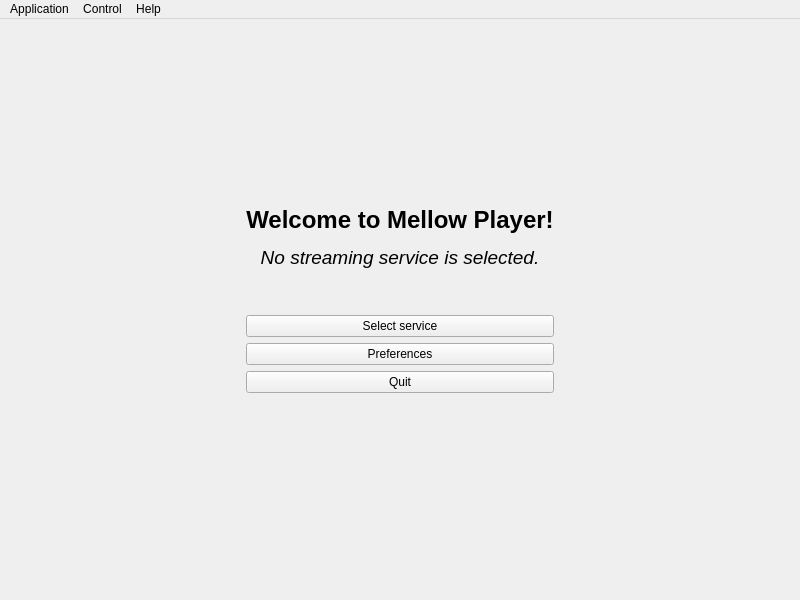
Above: forms/main_window.ui from ColinDuquesnoy/MellowPlayer before the change. Below: the same form after it.
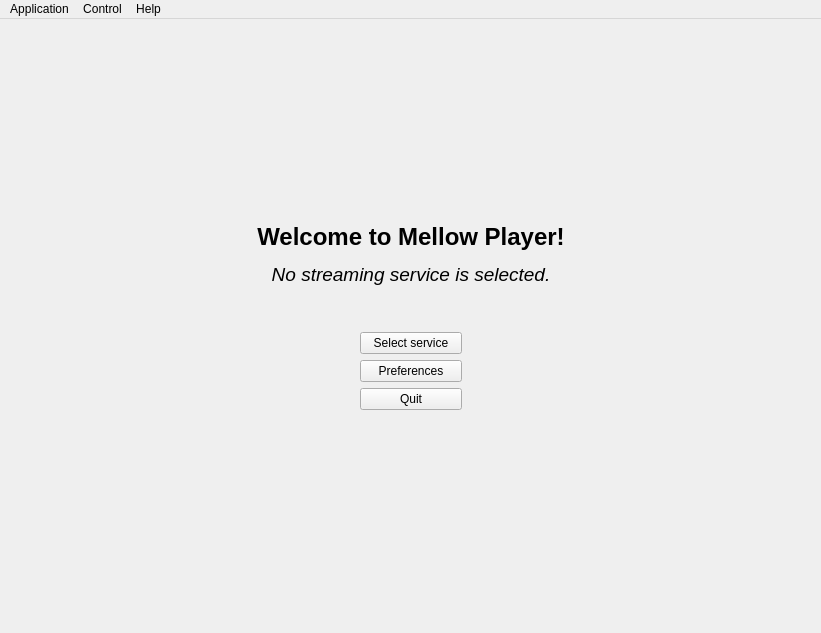
That is the form after the change. Icons and pictures are not drawn. Custom widgets are drawn as their Qt base class.

Commit message: Add service selection

```diff
--- a/forms/main_window.ui
+++ b/forms/main_window.ui
@@ -6,8 +6,8 @@
    <rect>
     <x>0</x>
     <y>0</y>
-    <width>800</width>
-    <height>600</height>
+    <width>821</width>
+    <height>633</height>
    </rect>
   </property>
   <property name="windowTitle">
@@ -32,8 +32,8 @@
       </property>
       <widget class="QWidget" name="pageHome">
        <layout class="QGridLayout" name="gridLayout_2">
-        <item row="5" column="2">
-         <spacer name="horizontalSpacer_3">
+        <item row="6" column="0">
+         <spacer name="horizontalSpacer">
           <property name="orientation">
            <enum>Qt::Horizontal</enum>
           </property>
@@ -45,8 +45,8 @@
           </property>
          </spacer>
         </item>
-        <item row="0" column="1">
-         <spacer name="verticalSpacer_2">
+        <item row="10" column="1">
+         <spacer name="verticalSpacer">
           <property name="orientation">
            <enum>Qt::Vertical</enum>
           </property>
@@ -65,21 +65,8 @@
           </property>
          </widget>
         </item>
-        <item row="5" column="0">
-         <spacer name="horizontalSpacer">
-          <property name="orientation">
-           <enum>Qt::Horizontal</enum>
-          </property>
-          <property name="sizeHint" stdset="0">
-           <size>
-            <width>40</width>
-            <height>20</height>
-           </size>
-          </property>
-         </spacer>
-        </item>
-        <item row="9" column="1">
-         <spacer name="verticalSpacer">
+        <item row="0" column="1">
+         <spacer name="verticalSpacer_2">
           <property name="orientation">
            <enum>Qt::Vertical</enum>
           </property>
@@ -91,57 +78,103 @@
           </property>
          </spacer>
         </item>
+        <item row="6" column="2">
+         <spacer name="horizontalSpacer_3">
+          <property name="orientation">
+           <enum>Qt::Horizontal</enum>
+          </property>
+          <property name="sizeHint" stdset="0">
+           <size>
+            <width>40</width>
+            <height>20</height>
+           </size>
+          </property>
+         </spacer>
+        </item>
         <item row="3" column="1">
-         <widget class="QPushButton" name="pushButtonPreferences">
-          <property name="sizePolicy">
-           <sizepolicy hsizetype="Expanding" vsizetype="Fixed">
-            <horstretch>0</horstretch>
-            <verstretch>0</verstretch>
-           </sizepolicy>
+         <layout class="QGridLayout" name="gridLayout_3">
+          <property name="topMargin">
+           <number>0</number>
           </property>
-          <property name="text">
-           <string>Preferences</string>
-          </property>
-          <property name="icon">
-           <iconset resource="../share/icons/icons.qrc">
-            <normaloff>:/preferences-system.svg</normaloff>:/preferences-system.svg</iconset>
-          </property>
-         </widget>
-        </item>
-        <item row="2" column="1">
-         <widget class="QPushButton" name="pushButtonSelect">
-          <property name="sizePolicy">
-           <sizepolicy hsizetype="Expanding" vsizetype="Fixed">
-            <horstretch>0</horstretch>
-            <verstretch>0</verstretch>
-           </sizepolicy>
-          </property>
-          <property name="text">
-           <string>Select service</string>
-          </property>
-          <property name="icon">
-           <iconset resource="../share/icons/icons.qrc">
-            <normaloff>:/edit-services.svg</normaloff>:/edit-services.svg</iconset>
-          </property>
-         </widget>
-        </item>
-        <item row="4" column="1">
-         <widget class="QPushButton" name="pushButtonQuit">
-          <property name="sizePolicy">
-           <sizepolicy hsizetype="Expanding" vsizetype="Fixed">
-            <horstretch>0</horstretch>
-            <verstretch>0</verstretch>
-           </sizepolicy>
-          </property>
-          <property name="text">
-           <string>Quit</string>
-          </property>
-          <property name="icon">
-           <iconset theme="exit">
-            <normaloff/>
-           </iconset>
-          </property>
-         </widget>
+          <item row="1" column="0">
+           <spacer name="horizontalSpacer_2">
+            <property name="orientation">
+             <enum>Qt::Horizontal</enum>
+            </property>
+            <property name="sizeHint" stdset="0">
+             <size>
+              <width>40</width>
+              <height>20</height>
+             </size>
+            </property>
+           </spacer>
+          </item>
+          <item row="1" column="1">
+           <widget class="QPushButton" name="pushButtonPreferences">
+            <property name="sizePolicy">
+             <sizepolicy hsizetype="Expanding" vsizetype="Fixed">
+              <horstretch>0</horstretch>
+              <verstretch>0</verstretch>
+             </sizepolicy>
+            </property>
+            <property name="text">
+             <string>Preferences</string>
+            </property>
+            <property name="icon">
+             <iconset resource="../share/icons/icons.qrc">
+              <normaloff>:/preferences-system.svg</normaloff>:/preferences-system.svg</iconset>
+            </property>
+           </widget>
+          </item>
+          <item row="2" column="1">
+           <widget class="QPushButton" name="pushButtonQuit">
+            <property name="sizePolicy">
+             <sizepolicy hsizetype="Expanding" vsizetype="Fixed">
+              <horstretch>0</horstretch>
+              <verstretch>0</verstretch>
+             </sizepolicy>
+            </property>
+            <property name="text">
+             <string>Quit</string>
+            </property>
+            <property name="icon">
+             <iconset theme="exit">
+              <normaloff/>
+             </iconset>
+            </property>
+           </widget>
+          </item>
+          <item row="0" column="1">
+           <widget class="QPushButton" name="pushButtonSelect">
+            <property name="sizePolicy">
+             <sizepolicy hsizetype="Expanding" vsizetype="Fixed">
+              <horstretch>0</horstretch>
+              <verstretch>0</verstretch>
+             </sizepolicy>
+            </property>
+            <property name="text">
+             <string>Select service</string>
+            </property>
+            <property name="icon">
+             <iconset resource="../share/icons/icons.qrc">
+              <normaloff>:/edit-services.svg</normaloff>:/edit-services.svg</iconset>
+            </property>
+           </widget>
+          </item>
+          <item row="1" column="2">
+           <spacer name="horizontalSpacer_4">
+            <property name="orientation">
+             <enum>Qt::Horizontal</enum>
+            </property>
+            <property name="sizeHint" stdset="0">
+             <size>
+              <width>40</width>
+              <height>20</height>
+             </size>
+            </property>
+           </spacer>
+          </item>
+         </layout>
         </item>
        </layout>
       </widget>
@@ -167,7 +200,7 @@
     <rect>
      <x>0</x>
      <y>0</y>
-     <width>800</width>
+     <width>821</width>
      <height>34</height>
     </rect>
    </property>
```
Left out of the diff: 12 changed lines with no effect on the pictures. The commit also changes 9 other files.
